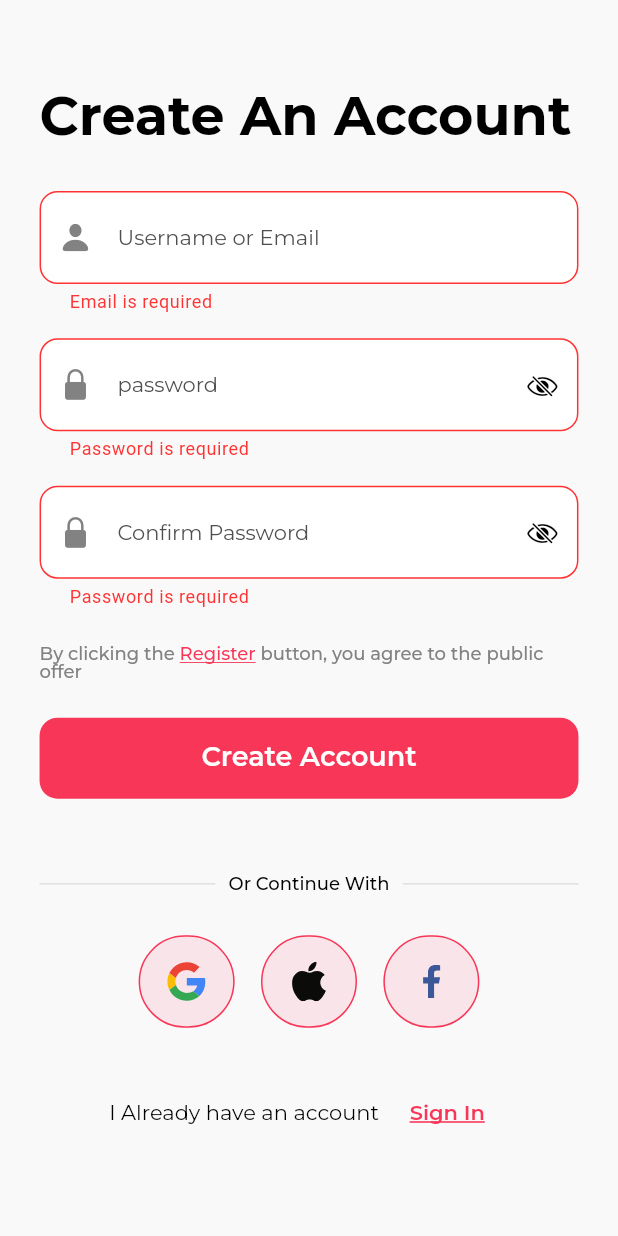
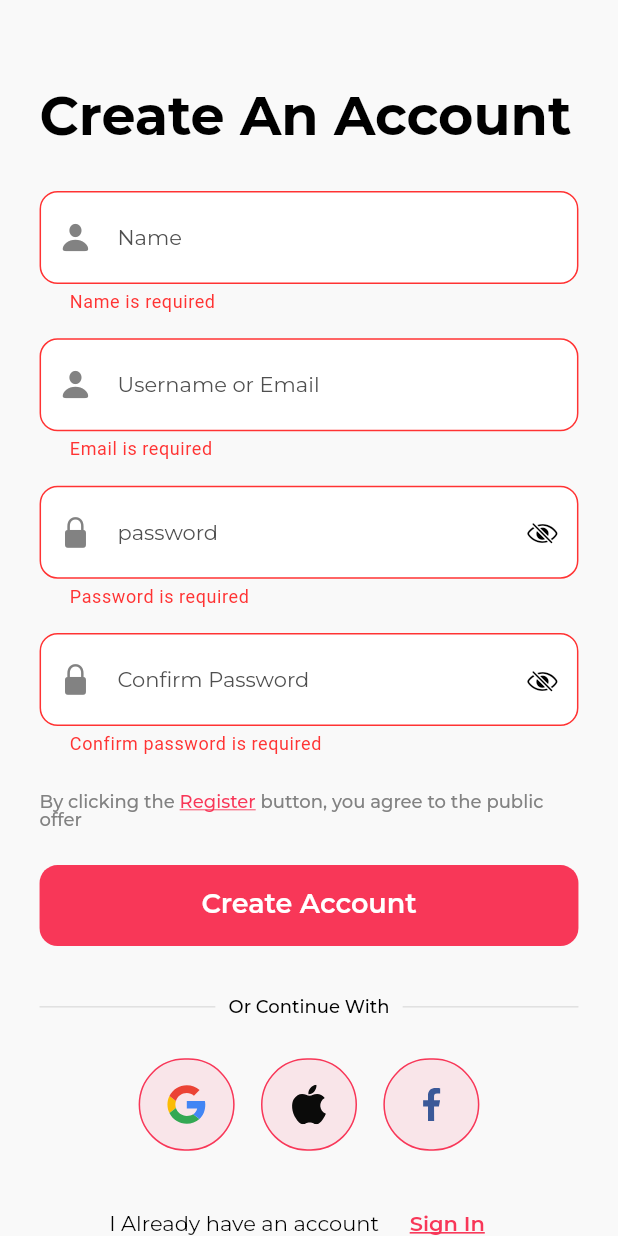
Before and after one commit to MohammedElEsh/stylish, a Flutter app: the SignupView screen opened by its route, after a tap on "Create Account", on a phone screen of 412 x 824 dp. Run offline on Flutter 3.47's test engine with Material 3 defaults, Android fonts, the phone set to English and light mode, and no system bars; our stand-ins replace cached_network_image, connectivity_plus, dio, easy_localization, equatable, flutter_bloc and 14 more; accounts and stored records are empty.

Commit message:
feat(auth): implement signup feature and email availability validation

```diff
--- a/lib/core/constants/app_assets.dart
+++ b/lib/core/constants/app_assets.dart
@@ -9,4 +9,7 @@ class AppAssets {
   static const String onboarding1 = '$_imagesPath/onboarding1.png';
   static const String onboarding2 = '$_imagesPath/onboarding2.png';
   static const String onboarding3 = '$_imagesPath/onboarding3.png';
+
+  static const String defaultUserAvatar =
+      '$_imagesPath/default_user_avatar.png';
 }
--- a/lib/core/networking/api_endpoints.dart
+++ b/lib/core/networking/api_endpoints.dart
@@ -2,4 +2,5 @@ class ApiEndpoints {
   static const String baseUrl = 'https://api.escuelajs.co/api/v1';
   static const String login = '/auth/login';
   static const String register = '/users';
+  static const String checkEmailAvailability = '/users/is-available';
 }
--- a/lib/core/routing/app_router.dart
+++ b/lib/core/routing/app_router.dart
@@ -3,6 +3,7 @@ import 'package:go_router/go_router.dart';
 
 import '../../core/di/injection.dart';
 import '../../features/auth/presentation/manager/auth_login_cubit.dart';
+import '../../features/auth/presentation/manager/auth_register_cubit.dart';
 import '../../features/auth/presentation/views/forgot_password_view.dart';
 import '../../features/auth/presentation/views/login_view.dart';
 import '../../features/auth/presentation/views/signup_view.dart';
@@ -41,7 +42,10 @@ void initRouter() {
       ),
       GoRoute(
         path: RouteNames.signup,
-        builder: (context, state) => const SignupView(),
+        builder: (context, state) => BlocProvider(
+          create: (_) => sl<AuthRegisterCubit>(),
+          child: const SignupView(),
+        ),
       ),
       GoRoute(
         path: RouteNames.forgotPassword,
--- a/lib/core/validators/app_validators.dart
+++ b/lib/core/validators/app_validators.dart
@@ -8,7 +8,7 @@ import '../constants/app_strings.dart';
 /// can be reused directly inside widgets without inline validation logic.
 class AppValidators {
   static final RegExp _emailRegex = RegExp(
-    r'^[\w-\.]+@([\w-]+\.)+[\w-]{2,}$',
+    r'^[\w-.]+@([\w-]+\.)+[\w-]{2,}$',
   );
 
   /// Validates that [value] is a non-empty, well-formed email address.
@@ -51,4 +51,24 @@ class AppValidators {
     if (fieldName == null) return AppStrings.validationRequired.tr();
     return AppStrings.validationFieldRequired.tr(args: [fieldName]);
   }
+
+  /// Validates that [value] is a non-empty name.
+  static String? validateName(String? value) {
+    if (value == null || value.trim().isEmpty) {
+      return AppStrings.authSignupNameRequired.tr();
+    }
+    return null;
+  }
+
+  /// Validates that [value] matches the [originalPassword].
+  static String? validateConfirmPassword(
+      String? value, String originalPassword) {
+    if (value == null || value.isEmpty) {
+      return AppStrings.authSignupConfirmPasswordRequired.tr();
+    }
+    if (value != originalPassword) {
+      return AppStrings.authSignupPasswordsDoNotMatch.tr();
+    }
+    return null;
+  }
 }
--- /dev/null
+++ b/lib/features/auth/data/models/user_model.dart
@@ -0,0 +1,33 @@
+import 'package:equatable/equatable.dart';
+
+class UserModel extends Equatable {
+  final int id;
+  final String name;
+  final String email;
+  final String password;
+  final String avatar;
+  final String role;
+
+  const UserModel({
+    required this.id,
+    required this.name,
+    required this.email,
+    required this.password,
+    required this.avatar,
+    required this.role,
+  });
+
+  factory UserModel.fromJson(Map<String, dynamic> json) {
+    return UserModel(
+      id: json['id'] as int,
+      name: json['name'] as String,
+      email: json['email'] as String,
+      password: json['password'] as String,
+      avatar: json['avatar'] as String,
+      role: json['role'] as String,
+    );
+  }
+
+  @override
+  List<Object?> get props => [id, name, email, password, avatar, role];
+}
--- a/lib/features/auth/data/repositories/auth_repository.dart
+++ b/lib/features/auth/data/repositories/auth_repository.dart
@@ -1,9 +1,20 @@
 import '../../../../core/errors/safe_call.dart';
 import '../models/auth_tokens.dart';
+import '../models/user_model.dart';
 
 abstract class AuthRepository {
   EitherResult<AuthTokens> login({
     required String email,
     required String password,
   });
+
+  EitherResult<UserModel> register({
+    required String name,
+    required String email,
+    required String password,
+  });
+
+  EitherResult<bool> checkEmailAvailability({
+    required String email,
+  });
 }
--- /dev/null
+++ b/lib/features/auth/presentation/manager/auth_register_cubit.dart
@@ -0,0 +1,67 @@
+import 'package:flutter_bloc/flutter_bloc.dart';
+
+import '../../../../core/services/logger/logger_service.dart';
+import '../../../../core/shared/feedback/feedback_handler.dart';
+import '../../data/models/user_model.dart';
+import '../../data/repositories/auth_repository.dart';
+import 'auth_register_state.dart';
+
+class AuthRegisterCubit extends Cubit<AuthRegisterState> {
+  final AuthRepository _repository;
+
+  AuthRegisterCubit({
+    required AuthRepository repository,
+  })  : _repository = repository,
+        super(const AuthRegisterInitial());
+
+  Future<void> register({
+    required String name,
+    required String email,
+    required String password,
+  }) async {
+    LoggerService.i('Checking email availability for: $email', tag: 'AuthRegisterCubit');
+    emit(const AuthRegisterLoading());
+
+    final availabilityResult = await _repository.checkEmailAvailability(
+      email: email,
+    );
+
+    final isAvailable = availabilityResult.fold(
+      (failure) {
+        LoggerService.w('Email check failed: ${failure.message}', tag: 'AuthRegisterCubit');
+        FeedbackHandler.error(failure.message);
+        emit(AuthRegisterError(message: failure.message));
+        return false;
+      },
+      (isAvailable) => isAvailable,
+    );
+
+    if (!isAvailable) {
+      LoggerService.w('Email already registered: $email', tag: 'AuthRegisterCubit');
+      FeedbackHandler.error('Email is already registered');
+      emit(const AuthRegisterError(message: 'Email is already registered'));
+      return;
+    }
+
+    LoggerService.i('Attempting registration for: $email', tag: 'AuthRegisterCubit');
+
+    final result = await _repository.register(
+      name: name,
+      email: email,
+      password: password,
+    );
+
+    result.fold(
+      (failure) {
+        LoggerService.w('Registration failed: ${failure.message}', tag: 'AuthRegisterCubit');
+        FeedbackHandler.error(failure.message);
+        emit(AuthRegisterError(message: failure.message));
+      },
+      (UserModel user) {
+        LoggerService.i('Registration successful for: ${user.email}', tag: 'AuthRegisterCubit');
+        FeedbackHandler.success('Account created successfully');
+        emit(const AuthRegisterSuccess());
+      },
+    );
+  }
+}
--- /dev/null
+++ b/lib/features/auth/presentation/manager/auth_register_state.dart
@@ -0,0 +1,29 @@
+import 'package:equatable/equatable.dart';
+
+class AuthRegisterState extends Equatable {
+  const AuthRegisterState();
+
+  @override
+  List<Object?> get props => [];
+}
+
+class AuthRegisterInitial extends AuthRegisterState {
+  const AuthRegisterInitial();
+}
+
+class AuthRegisterLoading extends AuthRegisterState {
+  const AuthRegisterLoading();
+}
+
+class AuthRegisterSuccess extends AuthRegisterState {
+  const AuthRegisterSuccess();
+}
+
+class AuthRegisterError extends AuthRegisterState {
+  final String message;
+
+  const AuthRegisterError({required this.message});
+
+  @override
+  List<Object?> get props => [message];
+}
--- a/lib/features/auth/presentation/views/signup_view.dart
+++ b/lib/features/auth/presentation/views/signup_view.dart
@@ -1,11 +1,14 @@
 import 'package:easy_localization/easy_localization.dart';
 import 'package:flutter/material.dart';
+import 'package:flutter_bloc/flutter_bloc.dart';
 import 'package:flutter_screenutil/flutter_screenutil.dart';
 import 'package:go_router/go_router.dart';
 
 import '../../../../core/constants/app_strings.dart';
 import '../../../../core/routing/route_names.dart';
 import '../../../../core/shared/buttons/app_button.dart';
+import '../manager/auth_register_cubit.dart';
+import '../manager/auth_register_state.dart';
 import '../widgets/signup_footer.dart';
 import '../widgets/signup_form.dart';
 import '../widgets/social_login_section.dart';
@@ -21,13 +24,18 @@ class SignupView extends StatefulWidget {
 class _SignupViewState extends State<SignupView> {
   final _formKey = GlobalKey<FormState>();
 
+  final _nameController = TextEditingController();
   final _emailController = TextEditingController();
   final _passwordController = TextEditingController();
   final _confirmPasswordController = TextEditingController();
 
   void _onSignUp() {
     if (_formKey.currentState?.validate() ?? false) {
-      // TODO: Implement signup logic
+      context.read<AuthRegisterCubit>().register(
+            name: _nameController.text.trim(),
+            email: _emailController.text.trim(),
+            password: _passwordController.text,
+          );
     }
   }
 
@@ -39,6 +47,7 @@ class _SignupViewState extends State<SignupView> {
 
   @override
   void dispose() {
+    _nameController.dispose();
     _emailController.dispose();
     _passwordController.dispose();
     _confirmPasswordController.dispose();
@@ -52,7 +61,16 @@ class _SignupViewState extends State<SignupView> {
     return Scaffold(
       backgroundColor: theme.scaffoldBackgroundColor,
       body: SafeArea(
-        child: SingleChildScrollView(
+        child: BlocConsumer<AuthRegisterCubit, AuthRegisterState>(
+          listener: (context, state) {
+            if (state is AuthRegisterSuccess) {
+              context.go(RouteNames.login);
+            }
+          },
+          builder: (context, state) {
+            final isLoading = state is AuthRegisterLoading;
+
+            return SingleChildScrollView(
               padding: EdgeInsets.all(24.w),
               child: Column(
                 crossAxisAlignment: CrossAxisAlignment.stretch,
@@ -66,6 +84,7 @@ class _SignupViewState extends State<SignupView> {
                   SizedBox(height: 32.h),
                   SignupForm(
                     formKey: _formKey,
+                    nameController: _nameController,
                     emailController: _emailController,
                     passwordController: _passwordController,
                     confirmPasswordController: _confirmPasswordController,
@@ -78,19 +97,22 @@ class _SignupViewState extends State<SignupView> {
                   AppButton(
                     label: AppStrings.authSignupButton.tr(),
                     onPressed: _onSignUp,
+                    isLoading: isLoading,
                   ),
-              SizedBox(height: 48.h),
+                  SizedBox(height: 32.h),
                   SocialLoginSection(
                     onGoogle: _onSocialLogin,
                     onApple: _onSocialLogin,
                     onFacebook: _onSocialLogin,
                   ),
-              SizedBox(height: 32.h),
+                  SizedBox(height: 24.h),
                   SignupFooter(
                     onSignIn: _onSignIn,
                   ),
                 ],
               ),
+            );
+          },
         ),
       ),
     );
--- a/lib/features/auth/presentation/widgets/signup_form.dart
+++ b/lib/features/auth/presentation/widgets/signup_form.dart
@@ -11,12 +11,14 @@ class SignupForm extends StatelessWidget {
   const SignupForm({
     super.key,
     required this.formKey,
+    required this.nameController,
     required this.emailController,
     required this.passwordController,
     required this.confirmPasswordController,
   });
 
   final GlobalKey<FormState> formKey;
+  final TextEditingController nameController;
   final TextEditingController emailController;
   final TextEditingController passwordController;
   final TextEditingController confirmPasswordController;
@@ -29,6 +31,18 @@ class SignupForm extends StatelessWidget {
       child: Column(
         crossAxisAlignment: CrossAxisAlignment.start,
         children: [
+          AppTextField(
+            controller: nameController,
+            hint: AppStrings.authSignupName.tr(),
+            keyboardType: TextInputType.name,
+            textInputAction: TextInputAction.next,
+            prefixIcon: Icon(
+              CupertinoIcons.person_fill,
+              color: theme.colorScheme.onSurfaceVariant,
+            ),
+            validator: AppValidators.validateName,
+          ),
+          SizedBox(height: 16.h),
           AppTextField(
             controller: emailController,
             hint: AppStrings.authLoginEmailHint.tr(),
@@ -62,7 +76,10 @@ class SignupForm extends StatelessWidget {
               CupertinoIcons.lock_fill,
               color: theme.colorScheme.onSurfaceVariant,
             ),
-            validator: AppValidators.validatePassword,
+            validator: (value) => AppValidators.validateConfirmPassword(
+              value,
+              passwordController.text,
+            ),
           ),
         ],
       ),
```
Also changed, not shown: lib/core/di/injection.dart (+7 -0 lines), lib/features/auth/data/repositories/auth_repository_impl.dart (+55 -1 lines), assets/images/default_user_avatar.png (added). Lines whose indentation alone changed are shown as unchanged.
